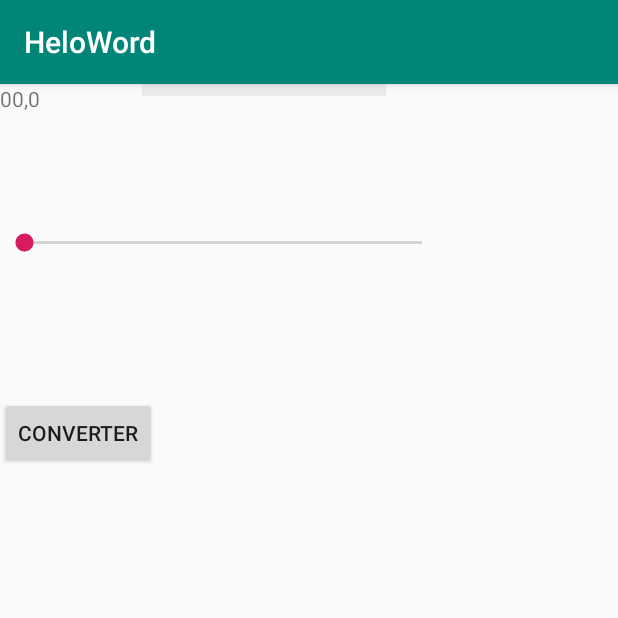
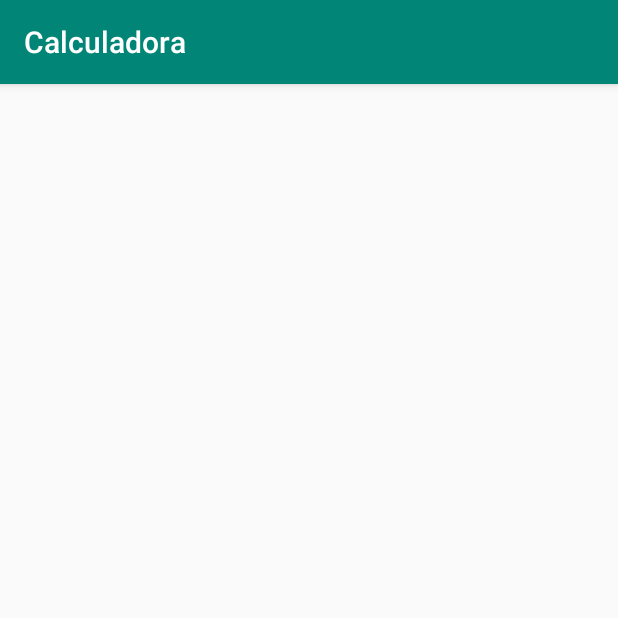
Before and after one commit to Marcianoamaral/Calculadora-Senac, an Android app: the screen it shows after launch (MainActivity), on a phone screen of 412 x 824 dp, the top half of it. Run offline under Robolectric (Android 15) with nearby library versions, the phone set to English and light mode, and no system bars.

Commit message:
Calculadora FInal

```diff
--- a/Androide/app/src/main/AndroidManifest.xml
+++ b/Androide/app/src/main/AndroidManifest.xml
@@ -1,6 +1,6 @@
 <?xml version="1.0" encoding="utf-8"?>
 <manifest xmlns:android="http://schemas.android.com/apk/res/android"
-    package="senac.es">
+    package="br.es.senac.calculadora">
 
     <application
         android:allowBackup="true"
--- /dev/null
+++ b/Androide/app/src/main/java/br/es/senac/calculadora/MainActivity.java
@@ -0,0 +1,14 @@
+package br.es.senac.calculadora;
+
+import androidx.appcompat.app.AppCompatActivity;
+
+import android.os.Bundle;
+
+public class MainActivity extends AppCompatActivity {
+
+    @Override
+    protected void onCreate(Bundle savedInstanceState) {
+        super.onCreate(savedInstanceState);
+        setContentView(R.layout.activity_main);
+    }
+}
--- a/Androide/app/src/main/res/layout/activity_main.xml
+++ b/Androide/app/src/main/res/layout/activity_main.xml
@@ -1,57 +1,9 @@
 <?xml version="1.0" encoding="utf-8"?>
-<android.support.constraint.ConstraintLayout xmlns:android="http://schemas.android.com/apk/res/android"
+<LinearLayout
+    xmlns:android="http://schemas.android.com/apk/res/android"
     xmlns:app="http://schemas.android.com/apk/res-auto"
     xmlns:tools="http://schemas.android.com/tools"
     android:layout_width="match_parent"
     android:layout_height="match_parent"
-    tools:context=".MainActivity">
-
-    <TextView
-        android:id="@+id/textView"
-        android:layout_width="wrap_content"
-        android:layout_height="34dp"
-        android:layout_marginBottom="8dp"
-        android:background="#21828282"
-        android:text="Informe sua Latura e Peso"
-        android:textColor="@android:color/holo_red_light"
-        app:layout_constraintBottom_toTopOf="@+id/txtMetros"
-        app:layout_constraintEnd_toEndOf="parent"
-        app:layout_constraintHorizontal_bias="0.379"
-        app:layout_constraintStart_toStartOf="parent"
-        app:layout_constraintTop_toTopOf="parent"
-        app:layout_constraintVertical_bias="0.628" />
-
-    <SeekBar
-        android:id="@+id/seekBar"
-        android:layout_width="297dp"
-        android:layout_height="53dp"
-        android:layout_marginTop="60dp"
-        app:layout_constraintTop_toBottomOf="@+id/txtMetros"
-        tools:layout_editor_absoluteX="30dp" />
-
-    <TextView
-        android:id="@+id/txtMetros"
-        android:layout_width="80dp"
-        android:layout_height="19dp"
-        android:text="00,0"
-        tools:layout_editor_absoluteX="139dp"
-        tools:layout_editor_absoluteY="190dp" />
-
-    <Button
-        android:id="@+id/button1"
-        android:layout_width="wrap_content"
-        android:layout_height="wrap_content"
-        android:layout_marginTop="76dp"
-        android:text="Converter"
-        app:layout_constraintTop_toBottomOf="@+id/seekBar"
-        tools:layout_editor_absoluteX="30dp" />
-
-    <TextView
-        android:id="@+id/txtPes"
-        android:layout_width="109dp"
-        android:layout_height="29dp"
-        android:layout_marginTop="64dp"
-        app:layout_constraintTop_toBottomOf="@+id/seekBar"
-        tools:layout_editor_absoluteX="219dp" />
-
-</android.support.constraint.ConstraintLayout>
+    android:orientation="vertical"
+    tools:context=".MainActivity"/>
--- a/Androide/app/src/main/res/values/strings.xml
+++ b/Androide/app/src/main/res/values/strings.xml
@@ -1,3 +1,3 @@
 <resources>
-    <string name="app_name">HeloWord</string>
+    <string name="app_name">Calculadora</string>
 </resources>
--- a/Androide/gradle.properties
+++ b/Androide/gradle.properties
@@ -11,3 +11,9 @@ org.gradle.jvmargs=-Xmx1536m
 # This option should only be used with decoupled projects. More details, visit
 # http://www.gradle.org/docs/current/userguide/multi_project_builds.html#sec:decoupled_projects
 # org.gradle.parallel=true
+# AndroidX package structure to make it clearer which packages are bundled with the
+# Android operating system, and which are packaged with your app's APK
+# https://developer.android.com/topic/libraries/support-library/androidx-rn
+android.useAndroidX=true
+# Automatically convert third-party libraries to use AndroidX
+android.enableJetifier=true
```
Also changed, not shown: Androide/app/build.gradle (+8 -8 lines), Androide/gradle/wrapper/gradle-wrapper.properties, 2 other files.
